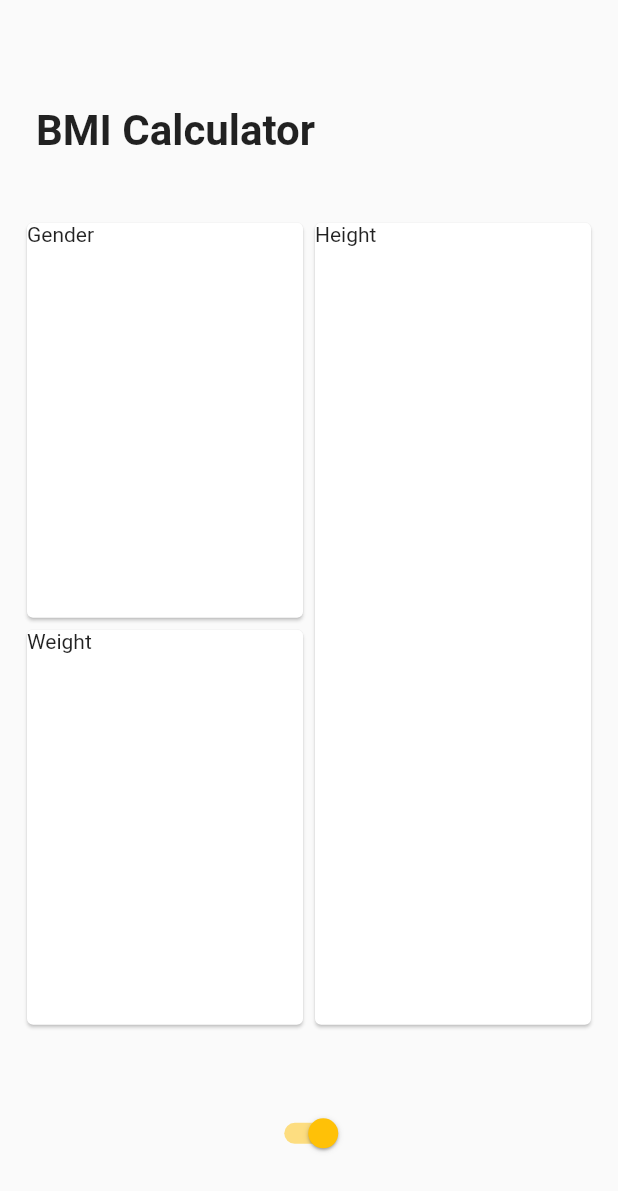
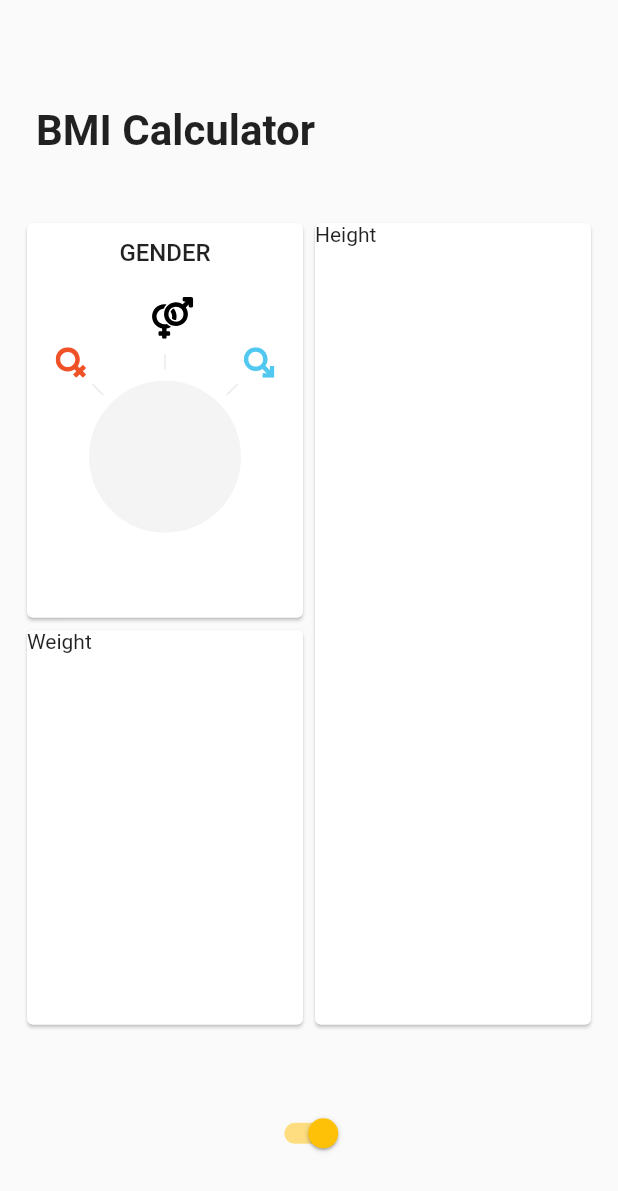
Before and after one commit to santoharyono/BMIcalculator, a Flutter app: the screen it shows after launch, on a phone screen of 412 x 824 dp. Shown: the top 1191 px of the screen. Run offline on Flutter 3.47's test engine with Material 2 defaults, Android fonts, the phone set to English and light mode, and no system bars; our stand-ins replace flutter_svg.

Commit message:
WIP gender widget and add SVG package

```diff
--- /dev/null
+++ b/lib/components/card_title.dart
@@ -0,0 +1,15 @@
+import 'package:flutter/material.dart';
+
+class CardTitle extends StatelessWidget {
+  final String title;
+
+  CardTitle(this.title, {Key key}) : super(key: key);
+
+  @override
+  Widget build(BuildContext context) {
+    return Text(
+      title,
+      style: TextStyle(fontSize: 16.0, fontWeight: FontWeight.w500),
+    );
+  }
+}
--- /dev/null
+++ b/lib/components/gender_card.dart
@@ -0,0 +1,66 @@
+import 'package:bmi_calculator/components/card_title.dart';
+import 'package:bmi_calculator/components/gender_circle.dart';
+import 'package:bmi_calculator/components/gender_icon_translated.dart';
+import 'package:bmi_calculator/enums/gender.dart';
+import 'package:bmi_calculator/utils/widget_util.dart';
+import 'package:flutter/material.dart';
+
+class GenderCard extends StatefulWidget {
+  final Gender initialGender;
+
+  GenderCard({Key key, this.initialGender}) : super(key: key);
+
+  @override
+  _GenderCardState createState() => _GenderCardState();
+}
+
+class _GenderCardState extends State<GenderCard> {
+  @override
+  Widget build(BuildContext context) {
+    return Card(
+      child: SizedBox(
+        width: double.infinity,
+        child: Padding(
+          padding:
+              EdgeInsets.only(top: WidgetUtil.screenAwareSize(8.0, context)),
+          child: Column(
+            crossAxisAlignment: CrossAxisAlignment.center,
+            children: <Widget>[
+              CardTitle('GENDER'),
+              Padding(
+                padding: EdgeInsets.only(
+                    top: WidgetUtil.screenAwareSize(16.0, context)),
+                child: _draMainStack(),
+              )
+            ],
+          ),
+        ),
+      ),
+    );
+  }
+
+  Widget _draMainStack() {
+    return Stack(
+      alignment: Alignment.bottomCenter,
+      children: <Widget>[
+        _drawCircleIndicator(),
+        GenderIconTranslated(
+          gender: Gender.male,
+        ),
+        GenderIconTranslated(
+          gender: Gender.other,
+        ),
+        GenderIconTranslated(
+          gender: Gender.female,
+        )
+      ],
+    );
+  }
+
+  Widget _drawCircleIndicator() {
+    return Stack(
+      alignment: Alignment.center,
+      children: <Widget>[GenderCirlcle()],
+    );
+  }
+}
--- /dev/null
+++ b/lib/components/gender_circle.dart
@@ -0,0 +1,14 @@
+import 'package:bmi_calculator/utils/bmi_constants.dart';
+import 'package:flutter/material.dart';
+
+class GenderCirlcle extends StatelessWidget {
+  @override
+  Widget build(BuildContext context) {
+    return Container(
+      width: circleSize(context),
+      height: circleSize(context),
+      decoration: BoxDecoration(
+          shape: BoxShape.circle, color: Color.fromRGBO(244, 244, 244, 1.0)),
+    );
+  }
+}
--- /dev/null
+++ b/lib/components/gender_icon_translated.dart
@@ -0,0 +1,66 @@
+import 'package:bmi_calculator/components/gender_line.dart';
+import 'package:bmi_calculator/enums/gender.dart';
+import 'package:bmi_calculator/utils/bmi_constants.dart';
+import 'package:bmi_calculator/utils/widget_util.dart';
+import 'package:flutter/material.dart';
+import 'package:flutter_svg/flutter_svg.dart';
+
+class GenderIconTranslated extends StatelessWidget {
+  static final Map<Gender, String> _genderImages = {
+    Gender.female: 'asset/images/female.svg',
+    Gender.male: 'asset/images/male.svg',
+    Gender.other: 'asset/images/other.svg'
+  };
+
+  final Gender gender;
+
+  GenderIconTranslated({Key key, this.gender}) : super(key: key);
+
+  bool get _isOtherGender => gender == Gender.other;
+  String get _assetName => _genderImages[gender];
+  double _iconSize(BuildContext context) {
+    return WidgetUtil.screenAwareSize(_isOtherGender ? 22.0 : 16.0, context);
+  }
+
+  double _genderLeftPadding(BuildContext context) {
+    return WidgetUtil.screenAwareSize(_isOtherGender ? 8.0 : 0.0, context);
+  }
+
+  @override
+  Widget build(BuildContext context) {
+    Widget icon = Padding(
+      padding: EdgeInsets.only(left: _genderLeftPadding(context)),
+      child: SvgPicture.asset(
+        _assetName,
+        height: _iconSize(context),
+        width: _iconSize(context),
+      ),
+    );
+
+    Widget rotatedIcon = Transform.rotate(
+      angle: genderAngles[gender],
+      child: icon,
+    );
+
+    Widget iconWithALine = Padding(
+      padding: EdgeInsets.only(bottom: circleSize(context) / 2),
+      child: Column(
+        crossAxisAlignment: CrossAxisAlignment.center,
+        children: <Widget>[rotatedIcon, GenderLine()],
+      ),
+    );
+
+    Widget rotatedIconWithALine = Transform.rotate(
+      angle: genderAngles[gender],
+      alignment: Alignment.bottomCenter,
+      child: iconWithALine,
+    );
+
+    Widget centeredIconWithALine = Padding(
+      padding: EdgeInsets.only(bottom: circleSize(context) / 2),
+      child: rotatedIconWithALine,
+    );
+
+    return centeredIconWithALine;
+  }
+}
--- /dev/null
+++ b/lib/components/gender_line.dart
@@ -0,0 +1,18 @@
+import 'package:bmi_calculator/utils/widget_util.dart';
+import 'package:flutter/material.dart';
+
+class GenderLine extends StatelessWidget {
+  @override
+  Widget build(BuildContext context) {
+    return Padding(
+      padding: EdgeInsets.only(
+          bottom: WidgetUtil.screenAwareSize(6.0, context),
+          top: WidgetUtil.screenAwareSize(8.0, context)),
+      child: Container(
+        height: WidgetUtil.screenAwareSize(8.0, context),
+        width: 1.0,
+        color: Color.fromRGBO(216, 217, 223, 0.54),
+      ),
+    );
+  }
+}
--- /dev/null
+++ b/lib/enums/gender.dart
@@ -0,0 +1 @@
+enum Gender { male, female, other }
--- a/lib/screen/input_screen.dart
+++ b/lib/screen/input_screen.dart
@@ -1,9 +1,8 @@
+import 'package:bmi_calculator/components/gender_card.dart';
 import 'package:bmi_calculator/utils/widget_util.dart';
 import 'package:flutter/material.dart';
 
 class InputScreen extends StatelessWidget {
-  final WidgetUtil util = WidgetUtil();
-
   @override
   Widget build(BuildContext context) {
     return Scaffold(
@@ -23,8 +22,8 @@ class InputScreen extends StatelessWidget {
 
   Widget _buildTitle(BuildContext context) {
     return Padding(
-      padding:
-          EdgeInsets.only(left: 24.0, top: util.screenAwareSize(56.0, context)),
+      padding: EdgeInsets.only(
+          left: 24.0, top: WidgetUtil.screenAwareSize(56.0, context)),
       child: Text(
         'BMI Calculator',
         style: TextStyle(fontSize: 28.0, fontWeight: FontWeight.bold),
@@ -35,13 +34,15 @@ class InputScreen extends StatelessWidget {
   Widget _buildCards(BuildContext context) {
     return Padding(
       padding: EdgeInsets.only(
-          left: 14.0, right: 14.0, top: util.screenAwareSize(32.0, context)),
+          left: 14.0,
+          right: 14.0,
+          top: WidgetUtil.screenAwareSize(32.0, context)),
       child: Row(
         children: <Widget>[
           Expanded(
               child: Column(
             children: <Widget>[
-              Expanded(child: _tempCard('Gender')),
+              Expanded(child: GenderCard()),
               Expanded(child: _tempCard('Weight'))
             ],
           )),
@@ -54,7 +55,7 @@ class InputScreen extends StatelessWidget {
   Widget _buildBottom(BuildContext context) {
     return Container(
       alignment: Alignment.center,
-      height: util.screenAwareSize(108.0, context),
+      height: WidgetUtil.screenAwareSize(108.0, context),
       width: double.infinity,
       child: Switch(value: true, onChanged: (value) {}),
     );
--- /dev/null
+++ b/lib/utils/bmi_constants.dart
@@ -0,0 +1,15 @@
+import 'dart:math' as math;
+
+import 'package:bmi_calculator/enums/gender.dart';
+import 'package:bmi_calculator/utils/widget_util.dart';
+import 'package:flutter/material.dart';
+
+double circleSize(BuildContext context) =>
+    WidgetUtil.screenAwareSize(80, context);
+
+double defaultGenderAngle = math.pi / 4;
+Map<Gender, double> genderAngles = {
+  Gender.female: -defaultGenderAngle,
+  Gender.other: 0.0,
+  Gender.male: defaultGenderAngle
+};
--- a/lib/utils/widget_util.dart
+++ b/lib/utils/widget_util.dart
@@ -3,7 +3,7 @@ import 'package:flutter/material.dart';
 class WidgetUtil {
   static const double baseHeight = 650.0;
 
-  double screenAwareSize(double size, BuildContext context) {
+  static double screenAwareSize(double size, BuildContext context) {
     return size * MediaQuery.of(context).size.height / baseHeight;
   }
 }
--- a/pubspec.yaml
+++ b/pubspec.yaml
@@ -23,6 +23,7 @@ dependencies:
   # The following adds the Cupertino Icons font to your application.
   # Use with the CupertinoIcons class for iOS style icons.
   cupertino_icons: ^0.1.2
+  flutter_svg: ^0.14.0
 
 dev_dependencies:
   flutter_test:
@@ -41,9 +42,8 @@ flutter:
   uses-material-design: true
 
   # To add assets to your application, add an assets section, like this:
-  # assets:
-  #  - images/a_dot_burr.jpeg
-  #  - images/a_dot_ham.jpeg
+  assets:
+    - asset/images/
 
   # An image asset can refer to one or more resolution-specific "variants", see
   # https://flutter.dev/assets-and-images/#resolution-aware.
```
Also changed, not shown: asset/images/female.svg (added), asset/images/male.svg (added), asset/images/other.svg (added), pubspec.lock.
